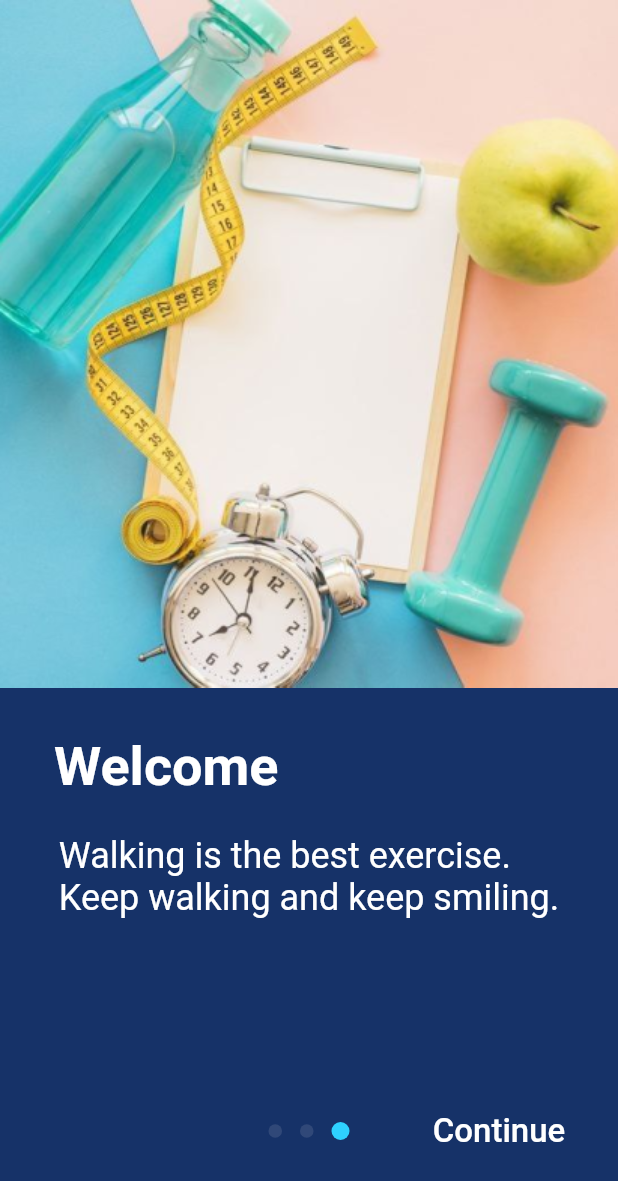
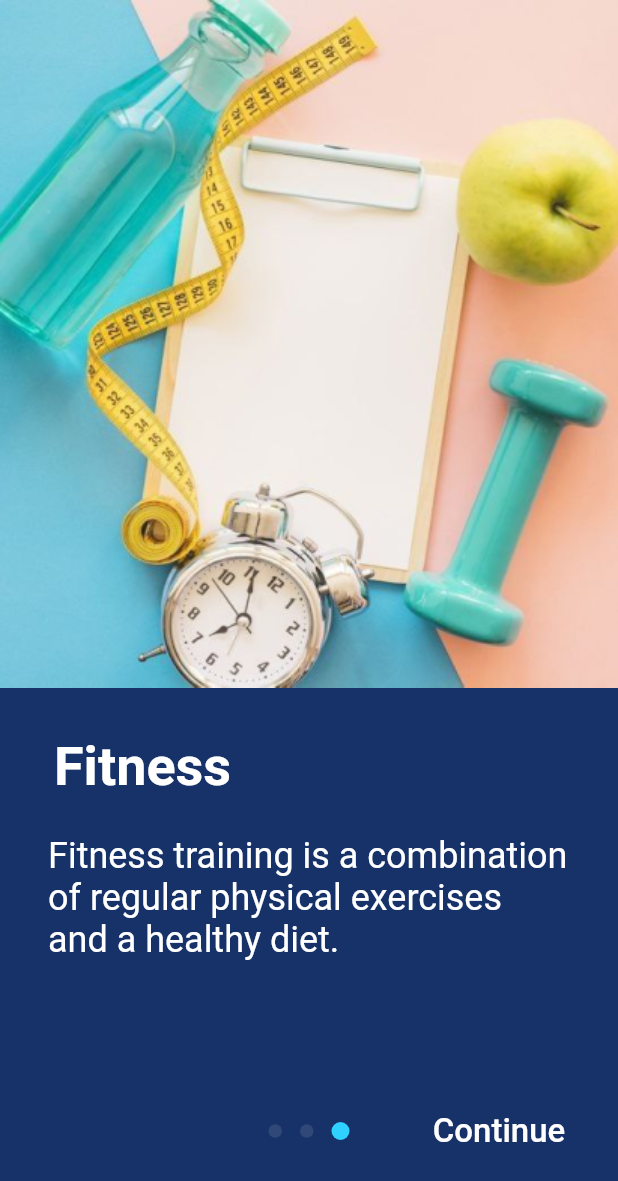
Before and after one commit to phone-myint-aung/healthy_step, a Flutter app: the screen it shows after launch, swiped to page 3, on a phone screen of 412 x 824 dp. Shown: the top 1181 px of the screen. Run offline on Flutter 3.47's test engine with Material 2 defaults, Android fonts, the phone set to English and light mode, and no system bars; drawn by our look-alikes of introduction_screen; our stand-ins replace animated_splash_screen, auto_route, fl_chart, font_awesome_flutter, hive, hive_flutter and 5 more; accounts and stored records are empty.

Commit message:
10/9 first commit

```diff
--- a/lib/pages/form_page.dart
+++ b/lib/pages/form_page.dart
@@ -269,7 +269,7 @@ class _FormPageState extends State<FormPage> {
                           Expanded(
                             child: TextButton(
                               onPressed: () {
-                                AutoRouter.of(context).push(MainRoute());
+                                AutoRouter.of(context).push(MainRoute(pageIndex: 3));
                               },
                               child: Center(
                                   child: Text(
@@ -311,7 +311,7 @@ class _FormPageState extends State<FormPage> {
                                         ..isSIUnit = isSI
                                         ..isMale = isMale,
                                     );
-                                   AutoRouter.of(context).push(MainRoute());
+                                   AutoRouter.of(context).push(MainRoute(pageIndex: 3));
                                   }
                                 } else
                                   print('fill all field');
--- a/lib/pages/onboard_page.dart
+++ b/lib/pages/onboard_page.dart
@@ -120,14 +120,14 @@ class _OnboardPageState extends State<OnboardPage> {
               width: double.infinity,
               padding: EdgeInsets.only(left: 20),
               child: Text(
-                'Welcome',
+                'Fitness',
                 style: titleTextStyle,
               ),
             ),
             bodyWidget: Container(
               padding: EdgeInsets.symmetric(horizontal: 16),
               child: Text(
-                'Walking is the best exercise.\nKeep walking and keep smiling.',
+                'Fitness training is a combination of regular physical exercises and a healthy diet.',
                 textAlign: TextAlign.left,
                 style: bodyTextStyle,
               ),
--- a/lib/router/router.dart
+++ b/lib/router/router.dart
@@ -1,4 +1,5 @@
 import 'package:auto_route/annotations.dart';
+import 'package:healthy_step/pages/food_detail_page.dart';
 import 'package:healthy_step/pages/form_page.dart';
 import 'package:healthy_step/pages/home_page.dart';
 import 'package:healthy_step/pages/main_page.dart';
@@ -15,6 +16,7 @@ import 'package:healthy_step/pages/sign_in.dart';
     AutoRoute(page: ProfilePage),
     AutoRoute(page: FormPage),
     AutoRoute(page: SignInPage),
+    AutoRoute(page: FoodInfoPage),
   ],
 )
 class $AppRouter {}
```
Also changed, not shown: lib/pages/food_detail_page.dart (+6 -5 lines), lib/pages/food_page.dart (+9 -2 lines), lib/pages/home_page.dart (+17 -4 lines), lib/pages/main_page.dart (+8 -2 lines), lib/router/router.gr.dart.
